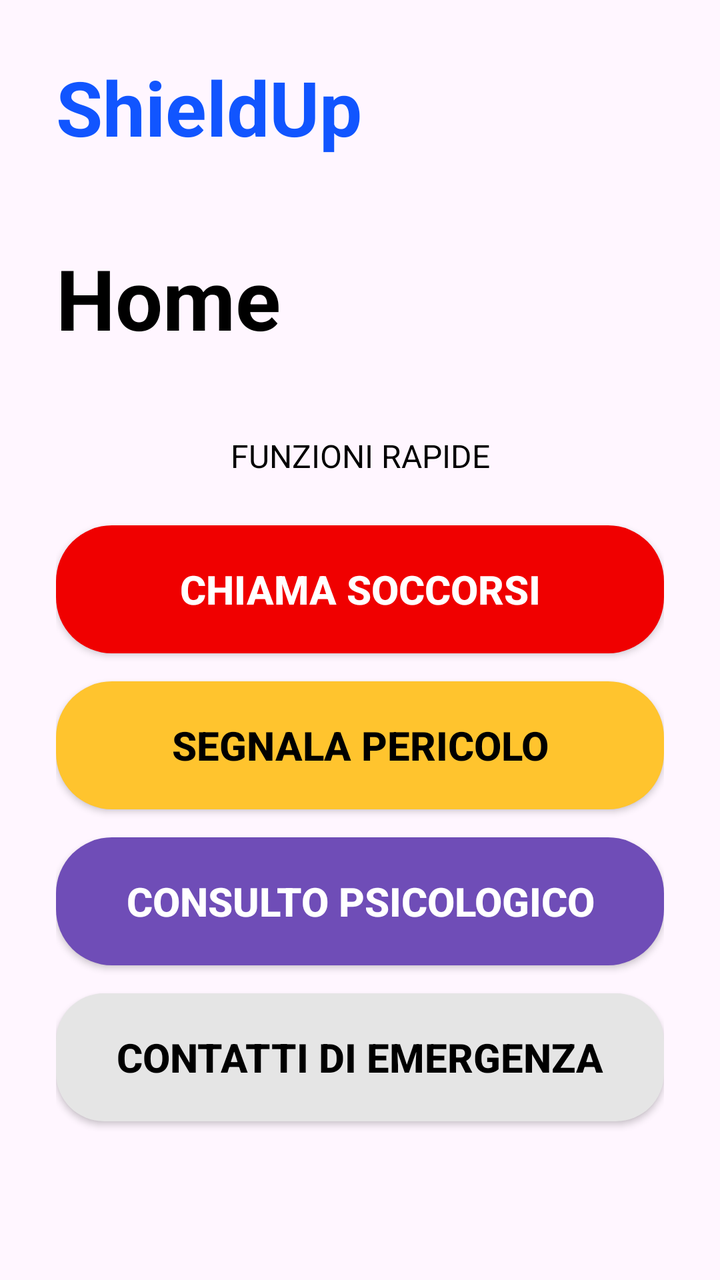
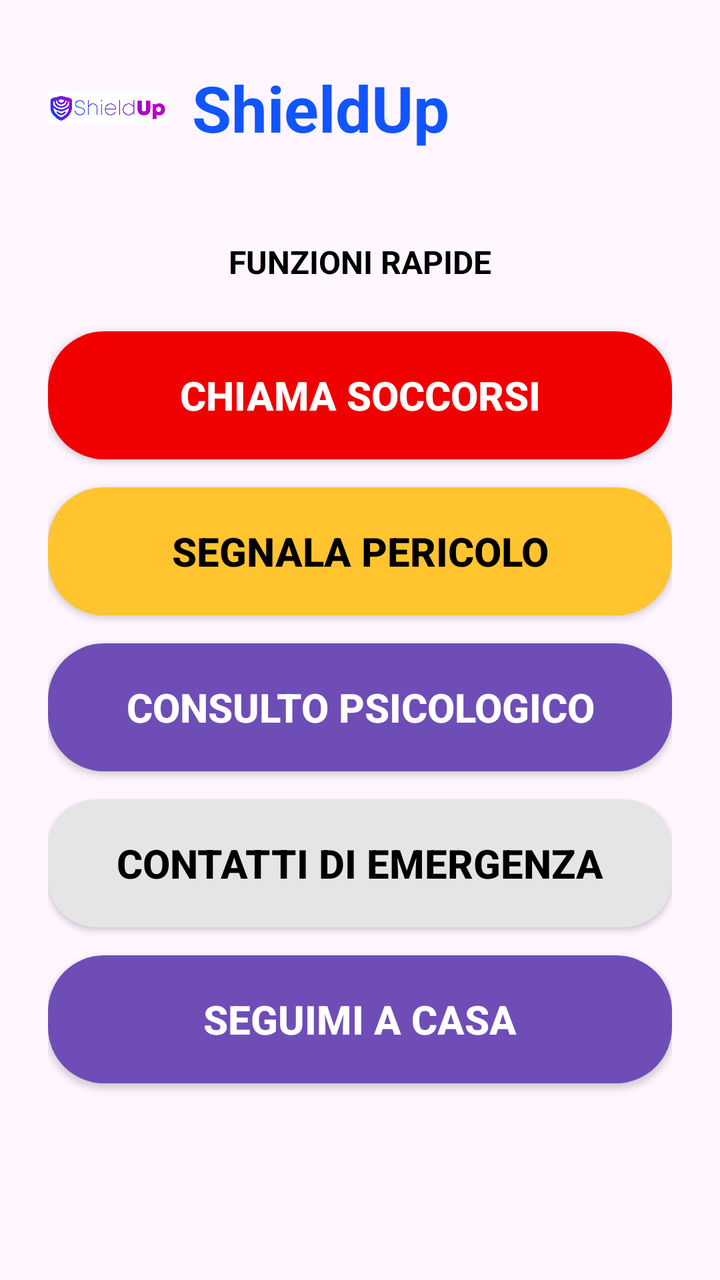

Two renders of the same Android screen: before a commit and after it. Below are the layout's source before the change and the commit's diff.
<!-- AndroidManifest.xml: application theme Theme.ShieldUp -->
<!-- res/layout/fragment_home.xml -->
<?xml version="1.0" encoding="utf-8"?>
<ScrollView xmlns:android="http://schemas.android.com/apk/res/android"
    xmlns:app="http://schemas.android.com/apk/res-auto"
    android:layout_width="match_parent"
    android:layout_height="match_parent"
    android:background="@color/shield_light_bg"
    android:fillViewport="true">

    <LinearLayout
        android:layout_width="match_parent"
        android:layout_height="wrap_content"
        android:orientation="vertical"
        android:padding="28dp">

        <TextView
            android:layout_width="wrap_content"
            android:layout_height="wrap_content"
            android:text="ShieldUp"
            android:textColor="@color/shield_blue"
            android:textSize="38sp"
            android:textStyle="bold" />

        <TextView
            android:layout_width="wrap_content"
            android:layout_height="wrap_content"
            android:layout_marginTop="42dp"
            android:text="Home"
            android:textColor="@color/black"
            android:textSize="42sp"
            android:textStyle="bold" />

        <TextView
            android:layout_width="match_parent"
            android:layout_height="wrap_content"
            android:layout_marginTop="40dp"
            android:gravity="center"
            android:text="FUNZIONI RAPIDE"
            android:textColor="@color/black"
            android:textSize="16sp" />

        <Button
            android:id="@+id/btnEmergency"
            android:layout_width="match_parent"
            android:layout_height="64dp"
            android:layout_marginTop="24dp"
            android:background="@drawable/bg_red_button"
            app:backgroundTint="@null"
            android:text="Chiama soccorsi"
            android:textColor="@color/white"
            android:textSize="20sp"
            android:textStyle="bold" />


        <Button
            android:id="@+id/btnReport"
            android:layout_width="match_parent"
            android:layout_height="64dp"
            android:layout_marginTop="14dp"
            android:background="@drawable/bg_yellow_button"
            app:backgroundTint="@null"
            android:text="Segnala pericolo"
            android:textColor="@color/black"
            android:textSize="20sp"
            android:textStyle="bold" />

        <Button
            android:id="@+id/btnSupport"
            android:layout_width="match_parent"
            android:layout_height="64dp"
            android:layout_marginTop="14dp"
            android:background="@drawable/bg_purple_button"
            app:backgroundTint="@null"
            android:text="Consulto Psicologico"
            android:textColor="@color/white"
            android:textSize="20sp"
            android:textStyle="bold" />

        <Button
            android:id="@+id/btnContacts"
            android:layout_width="match_parent"
            android:layout_height="64dp"
            android:layout_marginTop="14dp"
            android:background="@drawable/bg_gray_button"
            app:backgroundTint="@null"
            android:text="Contatti di emergenza"
            android:textColor="@color/black"
            android:textSize="20sp"
            android:textStyle="bold" />

    </LinearLayout>
</ScrollView>
<!-- resources referenced by this layout -->
<resources>
  <color name="black">#000000</color>
  <color name="shield_blue">#1155FF</color>
  <color name="shield_light_bg">#FFF6FF</color>
  <color name="white">#FFFFFF</color>
  <!-- drawable bg_gray_button (drawable) -->
  <?xml version="1.0" encoding="utf-8"?>
  <shape xmlns:android="http://schemas.android.com/apk/res/android">
      <solid android:color="@color/soft_gray" />
      <corners android:radius="24dp" />
  </shape>
  <!-- drawable bg_purple_button (drawable) -->
  <?xml version="1.0" encoding="utf-8"?>
  <shape xmlns:android="http://schemas.android.com/apk/res/android">
      <solid android:color="@color/shield_purple" />
      <corners android:radius="28dp" />
  </shape>
  <!-- drawable bg_red_button (drawable) -->
  <?xml version="1.0" encoding="utf-8"?>
  <shape xmlns:android="http://schemas.android.com/apk/res/android">
      <solid android:color="@color/emergency_red" />
      <corners android:radius="28dp" />
  </shape>
  <!-- drawable bg_yellow_button (drawable) -->
  <?xml version="1.0" encoding="utf-8"?>
  <shape xmlns:android="http://schemas.android.com/apk/res/android">
      <solid android:color="@color/warning_yellow" />
      <corners android:radius="28dp" />
  </shape>
  <style name="Theme.ShieldUp" parent="Base.Theme.ShieldUp" />
  <color name="soft_gray">#E5E5E5</color>
  <color name="shield_purple">#6F4DB7</color>
  <color name="emergency_red">#F00000</color>
  <color name="warning_yellow">#FFC42E</color>
  <style name="Base.Theme.ShieldUp" parent="Theme.Material3.DayNight.NoActionBar">
          
          
      </style>
</resources>

<!-- the commit's change to res/layout/fragment_home.xml (unified diff, before → after) -->
@@ -10,33 +10,44 @@
         android:layout_width="match_parent"
         android:layout_height="wrap_content"
         android:orientation="vertical"
-        android:padding="28dp">
+        android:padding="24dp">
 
-        <TextView
-            android:layout_width="wrap_content"
+        
+
+        <LinearLayout
+            android:layout_width="match_parent"
             android:layout_height="wrap_content"
-            android:text="ShieldUp"
-            android:textColor="@color/shield_blue"
-            android:textSize="38sp"
-            android:textStyle="bold" />
+            android:gravity="center_vertical"
+            android:orientation="horizontal">
 
-        <TextView
-            android:layout_width="wrap_content"
-            android:layout_height="wrap_content"
-            android:layout_marginTop="42dp"
-            android:text="Home"
-            android:textColor="@color/black"
-            android:textSize="42sp"
-            android:textStyle="bold" />
+            <ImageView
+                android:id="@+id/imgLogo"
+                android:layout_width="60dp"
+                android:layout_height="60dp"
+                android:src="@drawable/shield_logo" />
+
+            <TextView
+                android:layout_width="wrap_content"
+                android:layout_height="wrap_content"
+                android:layout_marginStart="12dp"
+                android:text="ShieldUp"
+                android:textColor="@color/shield_blue"
+                android:textSize="32sp"
+                android:textStyle="bold" />
+
+        </LinearLayout>
+
+        
 
         <TextView
             android:layout_width="match_parent"
             android:layout_height="wrap_content"
-            android:layout_marginTop="40dp"
+            android:layout_marginTop="36dp"
             android:gravity="center"
             android:text="FUNZIONI RAPIDE"
             android:textColor="@color/black"
-            android:textSize="16sp" />
+            android:textSize="16sp"
+            android:textStyle="bold" />
 
         <Button
             android:id="@+id/btnEmergency"
@@ -44,12 +55,11 @@
             android:layout_height="64dp"
             android:layout_marginTop="24dp"
             android:background="@drawable/bg_red_button"
-            app:backgroundTint="@null"
             android:text="Chiama soccorsi"
             android:textColor="@color/white"
             android:textSize="20sp"
-            android:textStyle="bold" />
-
+            android:textStyle="bold"
+            app:backgroundTint="@null" />
 
         <Button
             android:id="@+id/btnReport"
@@ -57,11 +67,11 @@
             android:layout_height="64dp"
             android:layout_marginTop="14dp"
             android:background="@drawable/bg_yellow_button"
-            app:backgroundTint="@null"
             android:text="Segnala pericolo"
             android:textColor="@color/black"
             android:textSize="20sp"
-            android:textStyle="bold" />
+            android:textStyle="bold"
+            app:backgroundTint="@null" />
 
         <Button
             android:id="@+id/btnSupport"
@@ -69,11 +79,11 @@
             android:layout_height="64dp"
             android:layout_marginTop="14dp"
             android:background="@drawable/bg_purple_button"
-            app:backgroundTint="@null"
             android:text="Consulto Psicologico"
             android:textColor="@color/white"
             android:textSize="20sp"
-            android:textStyle="bold" />
+            android:textStyle="bold"
+            app:backgroundTint="@null" />
 
         <Button
             android:id="@+id/btnContacts"
@@ -81,11 +91,25 @@
             android:layout_height="64dp"
             android:layout_marginTop="14dp"
             android:background="@drawable/bg_gray_button"
-            app:backgroundTint="@null"
             android:text="Contatti di emergenza"
             android:textColor="@color/black"
             android:textSize="20sp"
-            android:textStyle="bold" />
+            android:textStyle="bold"
+            app:backgroundTint="@null" />
+
+        <Button
+            android:id="@+id/btnSafeRoute"
+            android:layout_width="match_parent"
+            android:layout_height="64dp"
+            android:layout_marginTop="14dp"
+            android:layout_marginBottom="24dp"
+            android:background="@drawable/bg_purple_button"
+            android:text="Seguimi a casa"
+            android:textColor="@color/white"
+            android:textSize="20sp"
+            android:textStyle="bold"
+            app:backgroundTint="@null" />
 
     </LinearLayout>
+
 </ScrollView>
<!-- resource entries referenced after the edit -->
@@ -28,6 +28,7 @@
       <solid android:color="@color/warning_yellow" />
       <corners android:radius="28dp" />
   </shape>
+  <!-- drawable shield_logo: png bitmap (drawable, 72608 bytes) -->
   <style name="Theme.ShieldUp" parent="Base.Theme.ShieldUp" />
   <color name="soft_gray">#E5E5E5</color>
   <color name="shield_purple">#6F4DB7</color>
